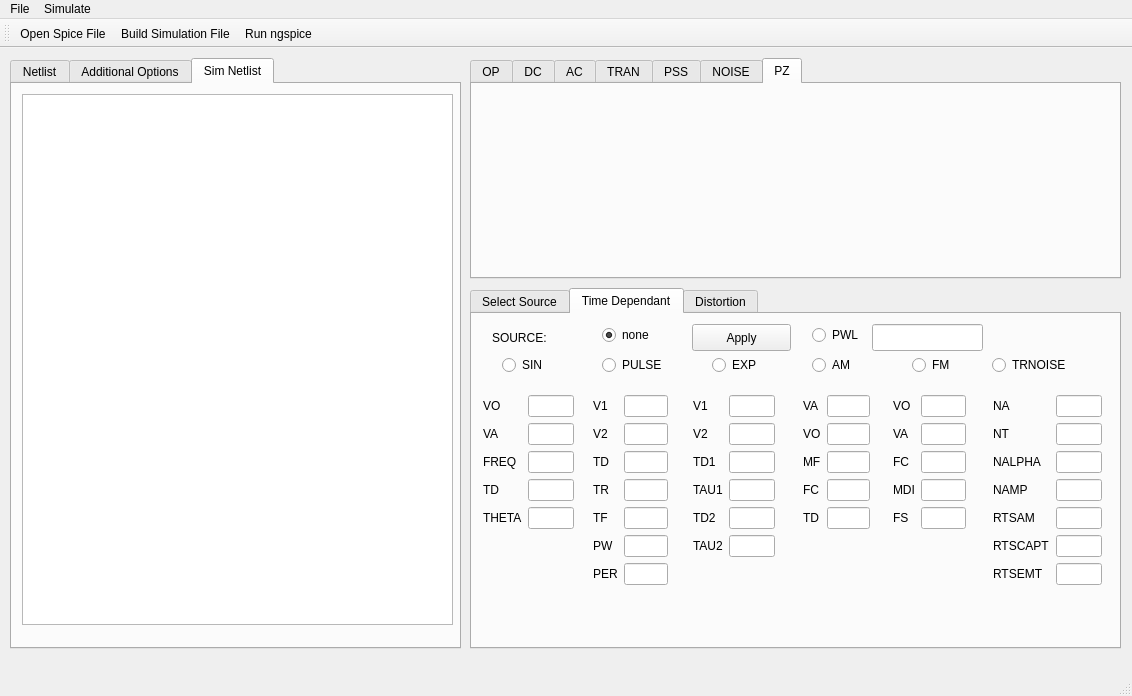
saul-rodriguez/ngspice_gui1, file mainwindow.ui: the form before one commit.
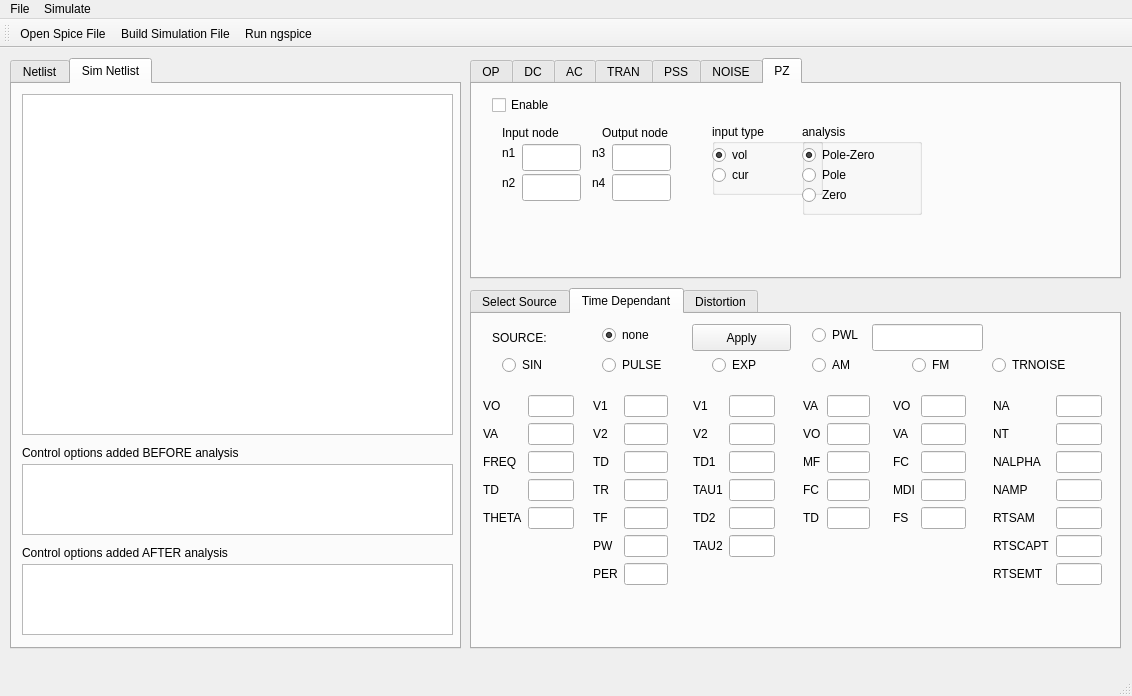
The form after the commit. Icons and pictures are not drawn.

What changed in the file:
```diff
--- a/mainwindow.ui
+++ b/mainwindow.ui
@@ -689,6 +689,234 @@
      <attribute name="title">
       <string>PZ</string>
      </attribute>
+     <widget class="QCheckBox" name="PZ_checkBox">
+      <property name="geometry">
+       <rect>
+        <x>20</x>
+        <y>10</y>
+        <width>97</width>
+        <height>22</height>
+       </rect>
+      </property>
+      <property name="text">
+       <string>Enable</string>
+      </property>
+     </widget>
+     <widget class="QLabel" name="label_70">
+      <property name="geometry">
+       <rect>
+        <x>30</x>
+        <y>40</y>
+        <width>81</width>
+        <height>17</height>
+       </rect>
+      </property>
+      <property name="text">
+       <string>Input node</string>
+      </property>
+     </widget>
+     <widget class="QLabel" name="label_71">
+      <property name="geometry">
+       <rect>
+        <x>130</x>
+        <y>40</y>
+        <width>91</width>
+        <height>17</height>
+       </rect>
+      </property>
+      <property name="text">
+       <string>Output node</string>
+      </property>
+     </widget>
+     <widget class="QLineEdit" name="lineEditPZ_V1">
+      <property name="geometry">
+       <rect>
+        <x>50</x>
+        <y>60</y>
+        <width>59</width>
+        <height>27</height>
+       </rect>
+      </property>
+     </widget>
+     <widget class="QLineEdit" name="lineEditPZ_V2">
+      <property name="geometry">
+       <rect>
+        <x>50</x>
+        <y>90</y>
+        <width>59</width>
+        <height>27</height>
+       </rect>
+      </property>
+     </widget>
+     <widget class="QLineEdit" name="lineEditPZ_V3">
+      <property name="geometry">
+       <rect>
+        <x>140</x>
+        <y>60</y>
+        <width>59</width>
+        <height>27</height>
+       </rect>
+      </property>
+     </widget>
+     <widget class="QLineEdit" name="lineEditPZ_V4">
+      <property name="geometry">
+       <rect>
+        <x>140</x>
+        <y>90</y>
+        <width>59</width>
+        <height>27</height>
+       </rect>
+      </property>
+     </widget>
+     <widget class="QLabel" name="label_72">
+      <property name="geometry">
+       <rect>
+        <x>30</x>
+        <y>60</y>
+        <width>21</width>
+        <height>17</height>
+       </rect>
+      </property>
+      <property name="text">
+       <string>n1</string>
+      </property>
+     </widget>
+     <widget class="QLabel" name="label_73">
+      <property name="geometry">
+       <rect>
+        <x>30</x>
+        <y>90</y>
+        <width>21</width>
+        <height>17</height>
+       </rect>
+      </property>
+      <property name="text">
+       <string>n2</string>
+      </property>
+     </widget>
+     <widget class="QLabel" name="label_74">
+      <property name="geometry">
+       <rect>
+        <x>120</x>
+        <y>60</y>
+        <width>21</width>
+        <height>17</height>
+       </rect>
+      </property>
+      <property name="text">
+       <string>n3</string>
+      </property>
+     </widget>
+     <widget class="QLabel" name="label_75">
+      <property name="geometry">
+       <rect>
+        <x>120</x>
+        <y>90</y>
+        <width>21</width>
+        <height>17</height>
+       </rect>
+      </property>
+      <property name="text">
+       <string>n4</string>
+      </property>
+     </widget>
+     <widget class="QGroupBox" name="groupBox_3">
+      <property name="geometry">
+       <rect>
+        <x>240</x>
+        <y>40</y>
+        <width>111</width>
+        <height>71</height>
+       </rect>
+      </property>
+      <property name="title">
+       <string>input type</string>
+      </property>
+      <widget class="QRadioButton" name="radioButtonPZ_vol">
+       <property name="geometry">
+        <rect>
+         <x>0</x>
+         <y>20</y>
+         <width>61</width>
+         <height>22</height>
+        </rect>
+       </property>
+       <property name="text">
+        <string>vol</string>
+       </property>
+       <property name="checked">
+        <bool>true</bool>
+       </property>
+      </widget>
+      <widget class="QRadioButton" name="radioButtonPZ_cur">
+       <property name="geometry">
+        <rect>
+         <x>0</x>
+         <y>40</y>
+         <width>61</width>
+         <height>22</height>
+        </rect>
+       </property>
+       <property name="text">
+        <string>cur</string>
+       </property>
+      </widget>
+     </widget>
+     <widget class="QGroupBox" name="groupBox_4">
+      <property name="geometry">
+       <rect>
+        <x>330</x>
+        <y>40</y>
+        <width>120</width>
+        <height>91</height>
+       </rect>
+      </property>
+      <property name="title">
+       <string>analysis</string>
+      </property>
+      <widget class="QRadioButton" name="radioButtonPZ_pol">
+       <property name="geometry">
+        <rect>
+         <x>0</x>
+         <y>40</y>
+         <width>71</width>
+         <height>22</height>
+        </rect>
+       </property>
+       <property name="text">
+        <string>Pole</string>
+       </property>
+      </widget>
+      <widget class="QRadioButton" name="radioButtonPZ_zer">
+       <property name="geometry">
+        <rect>
+         <x>0</x>
+         <y>60</y>
+         <width>61</width>
+         <height>22</height>
+        </rect>
+       </property>
+       <property name="text">
+        <string>Zero</string>
+       </property>
+      </widget>
+      <widget class="QRadioButton" name="radioButtonPZ_pz">
+       <property name="geometry">
+        <rect>
+         <x>0</x>
+         <y>20</y>
+         <width>101</width>
+         <height>22</height>
+        </rect>
+       </property>
+       <property name="text">
+        <string>Pole-Zero</string>
+       </property>
+       <property name="checked">
+        <bool>true</bool>
+       </property>
+      </widget>
+     </widget>
     </widget>
    </widget>
    <widget class="QTabWidget" name="tabWidget_2">
@@ -718,57 +946,6 @@
       </property>
      </widget>
     </widget>
-    <widget class="QWidget" name="tab">
-     <attribute name="title">
-      <string>Additional Options</string>
-     </attribute>
-     <widget class="QPlainTextEdit" name="plainTextEditAddBefore">
-      <property name="geometry">
-       <rect>
-        <x>10</x>
-        <y>40</y>
-        <width>431</width>
-        <height>231</height>
-       </rect>
-      </property>
-     </widget>
-     <widget class="QPlainTextEdit" name="plainTextEditAddAfter">
-      <property name="geometry">
-       <rect>
-        <x>10</x>
-        <y>310</y>
-        <width>431</width>
-        <height>231</height>
-       </rect>
-      </property>
-     </widget>
-     <widget class="QLabel" name="label_2">
-      <property name="geometry">
-       <rect>
-        <x>20</x>
-        <y>280</y>
-        <width>271</width>
-        <height>17</height>
-       </rect>
-      </property>
-      <property name="text">
-       <string>Control options added AFTER analysis</string>
-      </property>
-     </widget>
-     <widget class="QLabel" name="label_3">
-      <property name="geometry">
-       <rect>
-        <x>20</x>
-        <y>10</y>
-        <width>271</width>
-        <height>17</height>
-       </rect>
-      </property>
-      <property name="text">
-       <string>Control options added BEFORE analysis</string>
-      </property>
-     </widget>
-    </widget>
     <widget class="QWidget" name="tab_2">
      <attribute name="title">
       <string>Sim Netlist</string>
@@ -779,7 +956,53 @@
         <x>10</x>
         <y>10</y>
         <width>431</width>
-        <height>531</height>
+        <height>341</height>
+       </rect>
+      </property>
+     </widget>
+     <widget class="QLabel" name="label_3">
+      <property name="geometry">
+       <rect>
+        <x>10</x>
+        <y>360</y>
+        <width>271</width>
+        <height>17</height>
+       </rect>
+      </property>
+      <property name="text">
+       <string>Control options added BEFORE analysis</string>
+      </property>
+     </widget>
+     <widget class="QPlainTextEdit" name="plainTextEditAddBefore">
+      <property name="geometry">
+       <rect>
+        <x>10</x>
+        <y>380</y>
+        <width>431</width>
+        <height>71</height>
+       </rect>
+      </property>
+     </widget>
+     <widget class="QLabel" name="label_2">
+      <property name="geometry">
+       <rect>
+        <x>10</x>
+        <y>460</y>
+        <width>271</width>
+        <height>17</height>
+       </rect>
+      </property>
+      <property name="text">
+       <string>Control options added AFTER analysis</string>
+      </property>
+     </widget>
+     <widget class="QPlainTextEdit" name="plainTextEditAddAfter">
+      <property name="geometry">
+       <rect>
+        <x>10</x>
+        <y>480</y>
+        <width>431</width>
+        <height>71</height>
        </rect>
       </property>
      </widget>
```
Left out of the diff: 6 changed lines with no effect on the pictures.
